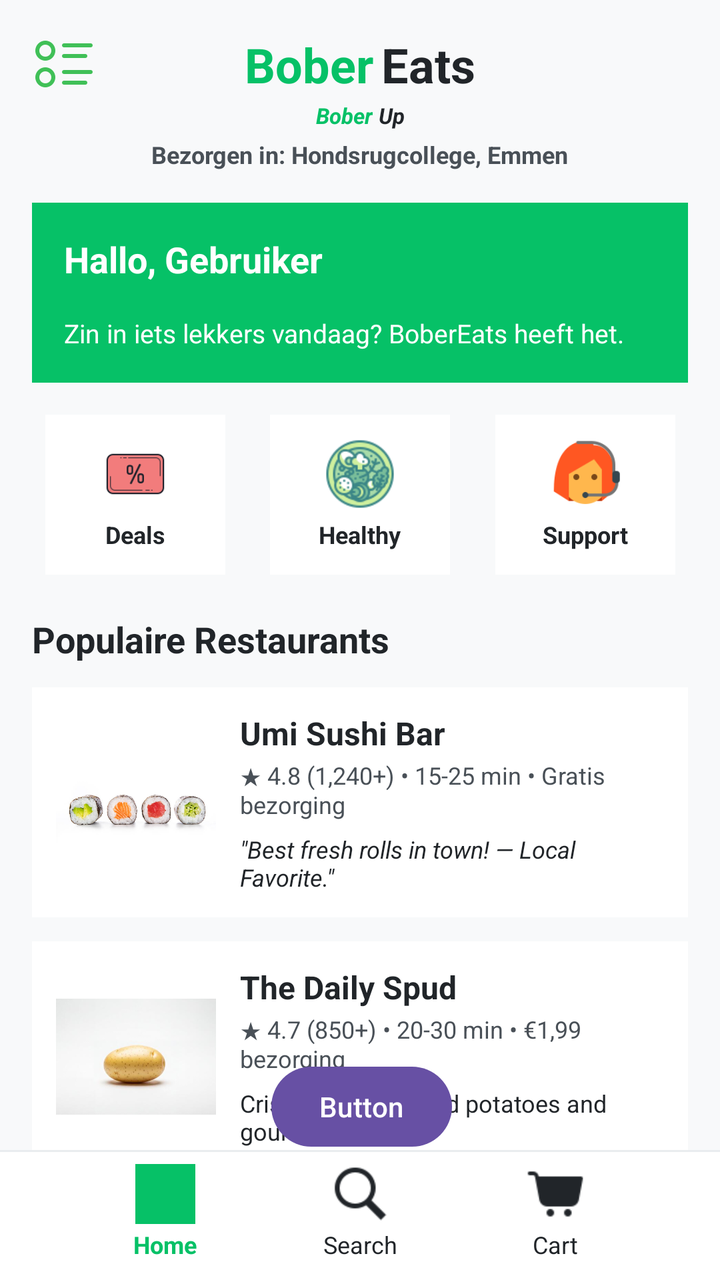
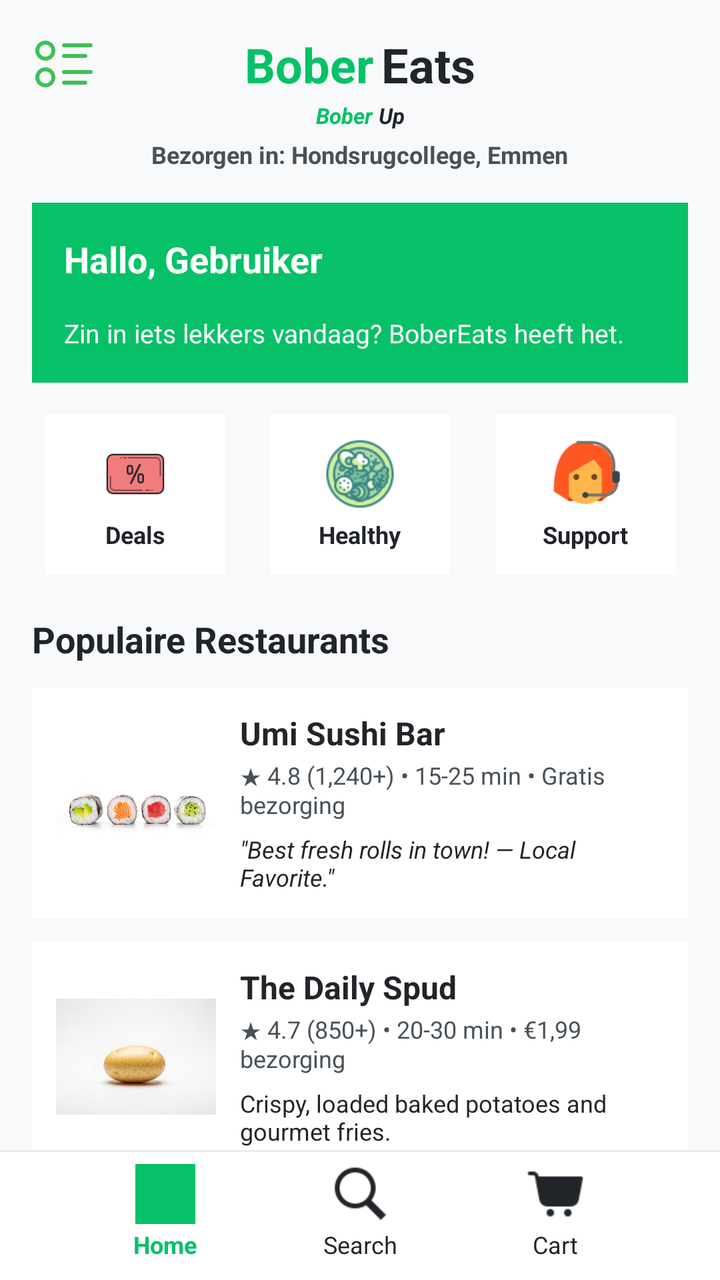

Before-and-after screenshots of an Android layout around one commit, followed by the original layout XML and the change that was made.
<!-- AndroidManifest.xml: application theme Theme.AndriodprojectBoberEats -->
<!-- res/layout/activity_main.xml -->
<?xml version="1.0" encoding="utf-8"?>
<androidx.constraintlayout.widget.ConstraintLayout xmlns:android="http://schemas.android.com/apk/res/android"
    xmlns:app="http://schemas.android.com/apk/res-auto"
    xmlns:tools="http://schemas.android.com/tools"
    android:id="@+id/main"
    android:layout_width="match_parent"
    android:layout_height="match_parent"
    android:background="#F8F9FA"
    tools:context=".MainActivity2"
    tools:ignore="UseCompoundDrawables,TextContrastCheck,ImageContrastCheck,HardcodedText,UnnecessarySymbol">

    <ImageView
        android:id="@+id/btnMenu"
        android:layout_width="32dp"
        android:layout_height="32dp"
        android:layout_marginStart="16dp"
        android:layout_marginTop="16dp"
        android:contentDescription="@null"
        app:layout_constraintStart_toStartOf="parent"
        app:layout_constraintTop_toTopOf="parent"
        app:srcCompat="@drawable/icons8_menu_96"
        tools:ignore="ImageContrastCheck" />


    <TextView
        android:id="@+id/tvLogoBober"
        android:layout_width="wrap_content"
        android:layout_height="wrap_content"
        android:text="Bober"
        android:textColor="#06C167"
        android:textSize="24sp"
        android:textStyle="bold"
        app:layout_constraintEnd_toStartOf="@+id/tvLogoEats"
        app:layout_constraintHorizontal_chainStyle="packed"
        app:layout_constraintStart_toStartOf="parent"
        app:layout_constraintTop_toTopOf="@+id/btnMenu"
        tools:ignore="TextContrastCheck" />

    <TextView
        android:id="@+id/tvLogoEats"
        android:layout_width="wrap_content"
        android:layout_height="wrap_content"
        android:layout_marginStart="4dp"
        android:text="Eats"
        android:textColor="#212529"
        android:textSize="24sp"
        android:textStyle="bold"
        app:layout_constraintBottom_toBottomOf="@+id/tvLogoBober"
        app:layout_constraintEnd_toEndOf="parent"
        app:layout_constraintStart_toEndOf="@+id/tvLogoBober"
        app:layout_constraintTop_toTopOf="@+id/tvLogoBober" />
    <TextView
        android:id="@+id/tvSloganBober"
        android:layout_width="wrap_content"
        android:layout_height="wrap_content"
        android:layout_marginTop="2dp"
        android:text="Bober"
        android:textColor="#06C167"
        android:textSize="11sp"
        android:textStyle="bold|italic"
        app:layout_constraintEnd_toStartOf="@+id/tvSloganUp"
        app:layout_constraintHorizontal_chainStyle="packed"
        app:layout_constraintStart_toStartOf="parent"
        app:layout_constraintTop_toBottomOf="@+id/tvLogoBober"
        tools:ignore="TextContrastCheck" />

    <TextView
        android:id="@+id/tvSloganUp"
        android:layout_width="wrap_content"
        android:layout_height="wrap_content"
        android:layout_marginStart="3dp"
        android:text="Up"
        android:textColor="#212529"
        android:textSize="11sp"
        android:textStyle="bold|italic"
        app:layout_constraintBottom_toBottomOf="@+id/tvSloganBober"
        app:layout_constraintEnd_toEndOf="parent"
        app:layout_constraintStart_toEndOf="@+id/tvSloganBober"
        app:layout_constraintTop_toTopOf="@+id/tvSloganBober" />

    <TextView
        android:id="@+id/tvLocation"
        android:layout_width="wrap_content"
        android:layout_height="wrap_content"
        android:layout_marginTop="4dp"
        android:text=" Bezorgen in: Hondsrugcollege, Emmen "
        android:textColor="#495057"
        android:textSize="12sp"
        android:textStyle="bold"
        app:layout_constraintEnd_toEndOf="parent"
        app:layout_constraintStart_toStartOf="parent"
        app:layout_constraintTop_toBottomOf="@+id/tvSloganBober" />

    <View
        android:id="@+id/promoBg"
        android:layout_width="0dp"
        android:layout_height="0dp"
        android:layout_marginStart="16dp"
        android:layout_marginTop="16dp"
        android:layout_marginEnd="16dp"
        android:background="#06C167"
        app:layout_constraintBottom_toBottomOf="@+id/tvPromoSub"
        app:layout_constraintEnd_toEndOf="parent"
        app:layout_constraintStart_toStartOf="parent"
        app:layout_constraintTop_toBottomOf="@+id/tvLocation" />

    <TextView
        android:id="@+id/tvPromoTitle"
        android:layout_width="0dp"
        android:layout_height="wrap_content"
        android:layout_marginStart="32dp"
        android:layout_marginTop="32dp"
        android:layout_marginEnd="32dp"
        android:text="Hallo, Gebruiker "
        android:textColor="#FFFFFF"
        android:textSize="18sp"
        android:textStyle="bold"
        app:layout_constraintEnd_toEndOf="parent"
        app:layout_constraintHorizontal_bias="0.0"
        app:layout_constraintStart_toStartOf="parent"
        app:layout_constraintTop_toBottomOf="@+id/tvLocation"
        tools:ignore="TextContrastCheck" />

    <TextView
        android:id="@+id/tvPromoSub"
        android:layout_width="0dp"
        android:layout_height="wrap_content"
        android:layout_marginTop="16dp"
        android:paddingBottom="16dp"
        android:text="Zin in iets lekkers vandaag? BoberEats heeft het."
        android:textColor="#FFFFFF"
        android:textSize="13sp"
        app:layout_constraintEnd_toEndOf="@+id/tvPromoTitle"
        app:layout_constraintHorizontal_bias="0.0"
        app:layout_constraintStart_toStartOf="@+id/tvPromoTitle"
        app:layout_constraintTop_toBottomOf="@+id/tvPromoTitle"
        tools:ignore="TextContrastCheck" />

    <LinearLayout
        android:id="@+id/catDeals"
        android:layout_width="90dp"
        android:layout_height="80dp"
        android:layout_marginTop="16dp"
        android:background="#FFFFFF"
        android:gravity="center"
        android:orientation="vertical"
        app:layout_constraintEnd_toStartOf="@+id/catHealthy"
        app:layout_constraintHorizontal_bias="0.5"
        app:layout_constraintStart_toStartOf="parent"
        app:layout_constraintTop_toBottomOf="@+id/promoBg">

        <ImageView
            android:layout_width="36dp"
            android:layout_height="36dp"
            android:contentDescription="@null"
            app:srcCompat="@drawable/icons8_coupon_100" />

        <TextView
            android:layout_width="wrap_content"
            android:layout_height="wrap_content"
            android:layout_marginTop="4dp"
            android:text="Deals"
            android:textColor="#212529"
            android:textSize="12sp"
            android:textStyle="bold" />
    </LinearLayout>

    <LinearLayout
        android:id="@+id/catHealthy"
        android:layout_width="90dp"
        android:layout_height="80dp"
        android:background="#FFFFFF"
        android:gravity="center"
        android:orientation="vertical"
        app:layout_constraintBottom_toBottomOf="@+id/catDeals"
        app:layout_constraintEnd_toStartOf="@+id/catSupport"
        app:layout_constraintHorizontal_bias="0.5"
        app:layout_constraintStart_toEndOf="@+id/catDeals"
        app:layout_constraintTop_toTopOf="@+id/catDeals">

        <ImageView
            android:layout_width="36dp"
            android:layout_height="36dp"
            android:contentDescription="@null"
            app:srcCompat="@drawable/icons8_salad_64" />

        <TextView
            android:layout_width="wrap_content"
            android:layout_height="wrap_content"
            android:layout_marginTop="4dp"
            android:text="Healthy"
            android:textColor="#212529"
            android:textSize="12sp"
            android:textStyle="bold" />
    </LinearLayout>

    <LinearLayout
        android:id="@+id/catSupport"
        android:layout_width="90dp"
        android:layout_height="80dp"
        android:background="#FFFFFF"
        android:gravity="center"
        android:orientation="vertical"
        app:layout_constraintBottom_toBottomOf="@+id/catHealthy"
        app:layout_constraintEnd_toEndOf="parent"
        app:layout_constraintHorizontal_bias="0.5"
        app:layout_constraintStart_toEndOf="@+id/catHealthy"
        app:layout_constraintTop_toTopOf="@+id/catHealthy">

        <ImageView
            android:layout_width="36dp"
            android:layout_height="36dp"
            android:contentDescription="@null"
            app:srcCompat="@drawable/icons8_support_96" />

        <TextView
            android:layout_width="wrap_content"
            android:layout_height="wrap_content"
            android:layout_marginTop="4dp"
            android:text="Support"
            android:textColor="#212529"
            android:textSize="12sp"
            android:textStyle="bold" />
    </LinearLayout>

    <TextView
        android:id="@+id/tvPopulaireTitel"
        android:layout_width="wrap_content"
        android:layout_height="wrap_content"
        android:layout_marginStart="16dp"
        android:layout_marginTop="20dp"
        android:text="Populaire Restaurants "
        android:textColor="#212529"
        android:textSize="18sp"
        android:textStyle="bold"
        app:layout_constraintStart_toStartOf="parent"
        app:layout_constraintTop_toBottomOf="@+id/catDeals" />

    <androidx.constraintlayout.widget.ConstraintLayout
        android:id="@+id/cardRestaurant1"
        android:layout_width="0dp"
        android:layout_height="wrap_content"
        android:layout_marginStart="16dp"
        android:layout_marginTop="12dp"
        android:layout_marginEnd="16dp"
        android:background="#FFFFFF"
        android:padding="12dp"
        app:layout_constraintEnd_toEndOf="parent"
        app:layout_constraintStart_toStartOf="parent"
        app:layout_constraintTop_toBottomOf="@+id/tvPopulaireTitel">

        <ImageView
            android:id="@+id/imgUmi"
            android:layout_width="80dp"
            android:layout_height="80dp"
            android:contentDescription="@null"
            app:layout_constraintBottom_toBottomOf="parent"
            app:layout_constraintStart_toStartOf="parent"
            app:layout_constraintTop_toTopOf="parent"
            app:srcCompat="@drawable/schermafbeelding_2026_09_29_111956"
            tools:ignore="ImageContrastCheck" />

        <TextView
            android:id="@+id/tvUmiTitle"
            android:layout_width="0dp"
            android:layout_height="wrap_content"
            android:layout_marginStart="12dp"
            android:text="Umi Sushi Bar"
            android:textColor="#212529"
            android:textSize="16sp"
            android:textStyle="bold"
            app:layout_constraintEnd_toEndOf="parent"
            app:layout_constraintStart_toEndOf="@+id/imgUmi"
            app:layout_constraintTop_toTopOf="parent" />

        <TextView
            android:id="@+id/tvUmiDetails"
            android:layout_width="0dp"
            android:layout_height="wrap_content"
            android:layout_marginTop="2dp"
            android:text="★ 4.8 (1,240+) • 15-25 min • Gratis bezorging"
            android:textColor="#495057"
            android:textSize="12sp"
            app:layout_constraintEnd_toEndOf="parent"
            app:layout_constraintStart_toStartOf="@+id/tvUmiTitle"
            app:layout_constraintTop_toBottomOf="@+id/tvUmiTitle" />

        <TextView
            android:id="@+id/tvUmiReview"
            android:layout_width="0dp"
            android:layout_height="wrap_content"
            android:layout_marginTop="6dp"
            android:text="&quot;Best fresh rolls in town! — Local Favorite.&quot;"
            android:textColor="#212529"
            android:textSize="12sp"
            android:textStyle="italic"
            app:layout_constraintEnd_toEndOf="parent"
            app:layout_constraintStart_toStartOf="@+id/tvUmiTitle"
            app:layout_constraintTop_toBottomOf="@+id/tvUmiDetails" />
    </androidx.constraintlayout.widget.ConstraintLayout>

    <androidx.constraintlayout.widget.ConstraintLayout
        android:id="@+id/cardRestaurant2"
        android:layout_width="0dp"
        android:layout_height="wrap_content"
        android:layout_marginStart="16dp"
        android:layout_marginTop="12dp"
        android:layout_marginEnd="16dp"
        android:background="#FFFFFF"
        android:padding="12dp"
        app:layout_constraintEnd_toEndOf="parent"
        app:layout_constraintStart_toStartOf="parent"
        app:layout_constraintTop_toBottomOf="@+id/cardRestaurant1">

        <ImageView
            android:id="@+id/imgSpud"
            android:layout_width="80dp"
            android:layout_height="80dp"
            android:contentDescription="@null"
            app:layout_constraintBottom_toBottomOf="parent"
            app:layout_constraintStart_toStartOf="parent"
            app:layout_constraintTop_toTopOf="parent"
            app:srcCompat="@drawable/schermafbeelding_2026_09_29_113328"
            tools:ignore="ImageContrastCheck" />

        <TextView
            android:id="@+id/tvSpudTitle"
            android:layout_width="0dp"
            android:layout_height="wrap_content"
            android:layout_marginStart="12dp"
            android:text="The Daily Spud"
            android:textColor="#212529"
            android:textSize="16sp"
            android:textStyle="bold"
            app:layout_constraintEnd_toEndOf="parent"
            app:layout_constraintStart_toEndOf="@+id/imgSpud"
            app:layout_constraintTop_toTopOf="parent" />

        <TextView
            android:id="@+id/tvSpudDetails"
            android:layout_width="0dp"
            android:layout_height="wrap_content"
            android:layout_marginTop="2dp"
            android:text="★ 4.7 (850+) • 20-30 min • €1,99 bezorging"
            android:textColor="#495057"
            android:textSize="12sp"
            app:layout_constraintEnd_toEndOf="parent"
            app:layout_constraintStart_toStartOf="@+id/tvSpudTitle"
            app:layout_constraintTop_toBottomOf="@+id/tvSpudTitle" />

        <TextView
            android:id="@+id/tvSpudDesc"
            android:layout_width="0dp"
            android:layout_height="wrap_content"
            android:layout_marginTop="6dp"
            android:text="Crispy, loaded baked potatoes and gourmet fries."
            android:textColor="#212529"
            android:textSize="12sp"
            app:layout_constraintEnd_toEndOf="parent"
            app:layout_constraintStart_toStartOf="@+id/tvSpudTitle"
            app:layout_constraintTop_toBottomOf="@+id/tvSpudDetails" />
    </androidx.constraintlayout.widget.ConstraintLayout>

    <View
        android:id="@+id/bottomNavBg"
        android:layout_width="0dp"
        android:layout_height="64dp"
        android:background="#FFFFFF"
        app:layout_constraintBottom_toBottomOf="parent"
        app:layout_constraintEnd_toEndOf="parent"
        app:layout_constraintStart_toStartOf="parent" />

    <View
        android:id="@+id/bottomNavDivider"
        android:layout_width="0dp"
        android:layout_height="1dp"
        android:background="#E9ECEF"
        app:layout_constraintBottom_toTopOf="@+id/bottomNavBg"
        app:layout_constraintEnd_toEndOf="parent"
        app:layout_constraintStart_toStartOf="parent" />

    <ImageView
        android:id="@+id/navHomeIcon"
        android:layout_width="30dp"
        android:layout_height="30dp"
        android:layout_marginTop="6dp"
        android:contentDescription="@null"
        app:layout_constraintEnd_toStartOf="@+id/navSearchIcon"
        app:layout_constraintHorizontal_bias="0.5"
        app:layout_constraintStart_toStartOf="parent"
        app:layout_constraintTop_toTopOf="@+id/bottomNavBg"
        app:srcCompat="@drawable/schermafbeelding_2026_09_29_114113"
        app:tint="#06C167"
        tools:ignore="ImageContrastCheck" />

    <TextView
        android:id="@+id/navHomeText"
        android:layout_width="wrap_content"
        android:layout_height="wrap_content"
        android:layout_marginTop="2dp"
        android:text="Home"
        android:textColor="#06C167"
        android:textSize="12sp"
        android:textStyle="bold"
        app:layout_constraintEnd_toEndOf="@+id/navHomeIcon"
        app:layout_constraintStart_toStartOf="@+id/navHomeIcon"
        app:layout_constraintTop_toBottomOf="@+id/navHomeIcon"
        tools:ignore="TextContrastCheck" />

    <ImageView
        android:id="@+id/navSearchIcon"
        android:layout_width="30dp"
        android:layout_height="30dp"
        android:contentDescription="@null"
        app:layout_constraintBottom_toBottomOf="@+id/navHomeIcon"
        app:layout_constraintEnd_toStartOf="@+id/navCartIcon"
        app:layout_constraintHorizontal_bias="0.5"
        app:layout_constraintStart_toEndOf="@+id/navHomeIcon"
        app:layout_constraintTop_toTopOf="@+id/navHomeIcon"
        app:srcCompat="@drawable/icons8_search_50"
        app:tint="#212529" />

    <TextView
        android:id="@+id/navSearchText"
        android:layout_width="wrap_content"
        android:layout_height="wrap_content"
        android:layout_marginTop="2dp"
        android:text="Search"
        android:textColor="#212529"
        android:textSize="12sp"
        app:layout_constraintEnd_toEndOf="@+id/navSearchIcon"
        app:layout_constraintStart_toStartOf="@+id/navSearchIcon"
        app:layout_constraintTop_toBottomOf="@+id/navSearchIcon" />

    <ImageView
        android:id="@+id/navCartIcon"
        android:layout_width="30dp"
        android:layout_height="30dp"
        android:contentDescription="@null"
        app:layout_constraintBottom_toBottomOf="@+id/navSearchIcon"
        app:layout_constraintEnd_toEndOf="parent"
        app:layout_constraintHorizontal_bias="0.5"
        app:layout_constraintStart_toEndOf="@+id/navSearchIcon"
        app:layout_constraintTop_toTopOf="@+id/navSearchIcon"
        app:srcCompat="@drawable/icons8_cart_48"
        app:tint="#212529" />

    <TextView
        android:id="@+id/navCartText"
        android:layout_width="wrap_content"
        android:layout_height="wrap_content"
        android:layout_marginTop="2dp"
        android:text="Cart"
        android:textColor="#212529"
        android:textSize="12sp"
        app:layout_constraintEnd_toEndOf="@+id/navCartIcon"
        app:layout_constraintStart_toStartOf="@+id/navCartIcon"
        app:layout_constraintTop_toBottomOf="@+id/navCartIcon" />

    <Button
        android:id="@+id/button"
        android:layout_width="wrap_content"
        android:layout_height="wrap_content"
        android:text="Button"
        app:layout_constraintBottom_toBottomOf="parent"
        app:layout_constraintEnd_toEndOf="parent"
        app:layout_constraintHorizontal_bias="0.503"
        app:layout_constraintStart_toStartOf="parent"
        app:layout_constraintTop_toTopOf="parent"
        app:layout_constraintVertical_bias="0.894" />

</androidx.constraintlayout.widget.ConstraintLayout>
<!-- resources referenced by this layout -->
<resources>
  <!-- drawable icons8_cart_48: png bitmap (drawable, 568 bytes) -->
  <!-- drawable icons8_coupon_100: png bitmap (drawable, 1643 bytes) -->
  <!-- drawable icons8_menu_96: png bitmap (drawable, 1027 bytes) -->
  <!-- drawable icons8_salad_64: png bitmap (drawable, 4606 bytes) -->
  <!-- drawable icons8_search_50: png bitmap (drawable, 949 bytes) -->
  <!-- drawable icons8_support_96: png bitmap (drawable, 2517 bytes) -->
  <!-- drawable schermafbeelding_2026_09_29_111956: png bitmap (drawable, 116883 bytes) -->
  <!-- drawable schermafbeelding_2026_09_29_113328: png bitmap (drawable, 46864 bytes) -->
  <!-- drawable schermafbeelding_2026_09_29_114113: png bitmap (drawable, 20989 bytes) -->
  <style name="Theme.AndriodprojectBoberEats" parent="Base.Theme.AndriodprojectBoberEats" />
  <style name="Base.Theme.AndriodprojectBoberEats" parent="Theme.Material3.DayNight.NoActionBar">
          
          
      </style>
</resources>

<!-- the commit's change to res/layout/activity_main.xml (unified diff, before → after) -->
@@ -21,7 +21,6 @@
         app:srcCompat="@drawable/icons8_menu_96"
         tools:ignore="ImageContrastCheck" />
 
-
     <TextView
         android:id="@+id/tvLogoBober"
         android:layout_width="wrap_content"
@@ -49,6 +48,7 @@
         app:layout_constraintEnd_toEndOf="parent"
         app:layout_constraintStart_toEndOf="@+id/tvLogoBober"
         app:layout_constraintTop_toTopOf="@+id/tvLogoBober" />
+
     <TextView
         android:id="@+id/tvSloganBober"
         android:layout_width="wrap_content"
@@ -459,14 +459,12 @@
 
     <Button
         android:id="@+id/button"
-        android:layout_width="wrap_content"
-        android:layout_height="wrap_content"
-        android:text="Button"
-        app:layout_constraintBottom_toBottomOf="parent"
-        app:layout_constraintEnd_toEndOf="parent"
-        app:layout_constraintHorizontal_bias="0.503"
-        app:layout_constraintStart_toStartOf="parent"
-        app:layout_constraintTop_toTopOf="parent"
-        app:layout_constraintVertical_bias="0.894" />
+        android:layout_width="0dp"
+        android:layout_height="0dp"
+        android:background="@android:color/transparent"
+        app:layout_constraintBottom_toBottomOf="@+id/navSearchText"
+        app:layout_constraintEnd_toEndOf="@+id/navSearchIcon"
+        app:layout_constraintStart_toStartOf="@+id/navSearchIcon"
+        app:layout_constraintTop_toTopOf="@+id/navSearchIcon" />
 
 </androidx.constraintlayout.widget.ConstraintLayout>
